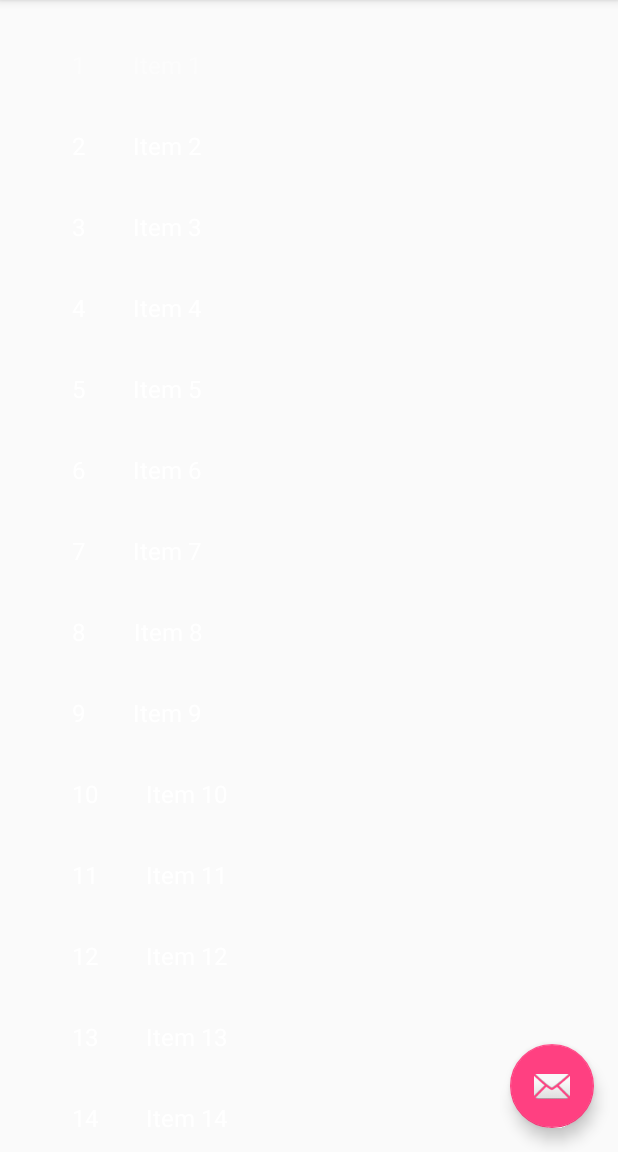
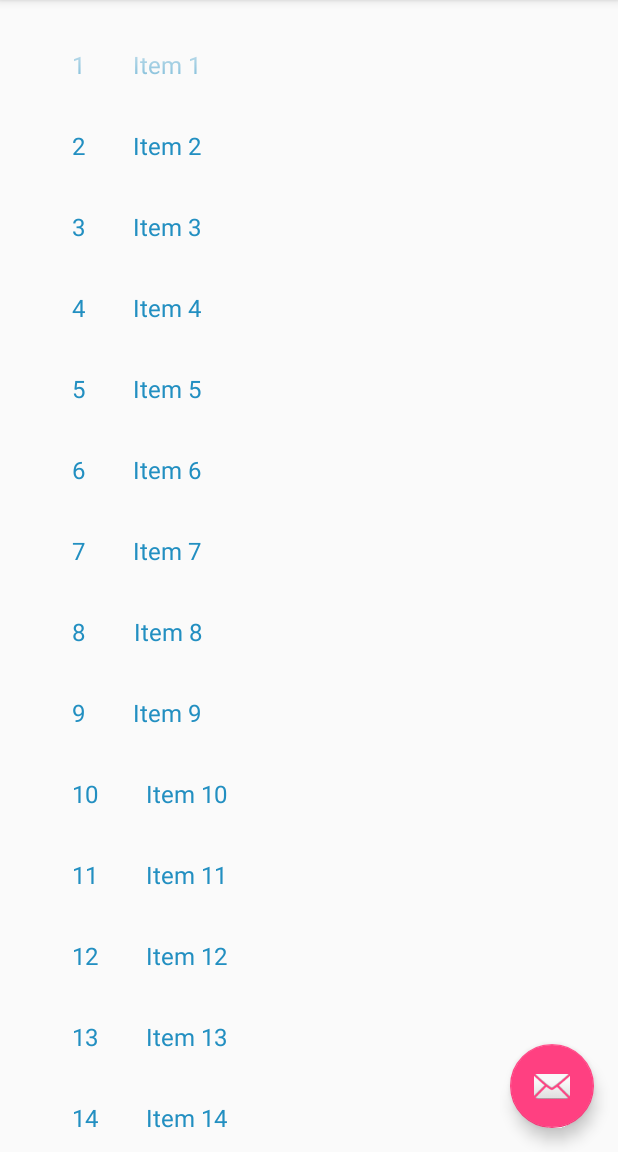
Before and after one commit to ShellRay/LittleHabit, an Android app: the TopGradualFragment screen opened directly, with no data from a screen before it, on a phone screen of 412 x 824 dp, the part 84-1236 px from its top. Run offline under Robolectric (Android 15) with nearby library versions, the phone set to English and light mode, and no system bars; libraries missing offline, so code that uses them is left out: com.gyf.barlibrary; 1 statement that could not run was skipped.

Commit message:
seven commit

```diff
--- a/frescogif/app/src/main/java/com/example/frescogif/activity/SomeAnimationActivity.java
+++ b/frescogif/app/src/main/java/com/example/frescogif/activity/SomeAnimationActivity.java
@@ -55,7 +55,7 @@ public class SomeAnimationActivity extends BaseActivity implements View.OnClickL
 
         btn_click.setOnClickListener(this);
 
-//        initAnimation();
+        initAnimation();
     }
 
 
--- a/frescogif/app/src/main/res/layout/fragment_item.xml
+++ b/frescogif/app/src/main/res/layout/fragment_item.xml
@@ -9,12 +9,14 @@
         android:layout_width="wrap_content"
         android:layout_height="wrap_content"
         android:layout_margin="@dimen/text_margin"
+        android:textColor="@color/sky_background"
         android:textAppearance="?attr/textAppearanceListItem"/>
 
     <TextView
         android:id="@+id/content"
         android:layout_width="wrap_content"
         android:layout_height="wrap_content"
+        android:textColor="@color/sky_background"
         android:layout_margin="@dimen/text_margin"
         android:textAppearance="?attr/textAppearanceListItem"/>
 </LinearLayout>
--- a/frescogif/app/src/main/res/layout/fragment_item_list.xml
+++ b/frescogif/app/src/main/res/layout/fragment_item_list.xml
@@ -4,11 +4,11 @@
     xmlns:app="http://schemas.android.com/apk/res-auto"
     xmlns:tools="http://schemas.android.com/tools"
     android:id="@+id/list"
-    android:name="tufu.recyclervieweffectgather.TopGradualFragment"
+    android:name="com.example.frescogif.fragment.TopGradualFragment"
     android:layout_width="match_parent"
     android:layout_height="match_parent"
     android:layout_marginLeft="16dp"
     android:layout_marginRight="16dp"
     app:layoutManager="LinearLayoutManager"
-    tools:context="tufu.recyclervieweffectgather.TopGradualFragment"
+    tools:context="com.example.frescogif.fragment.TopGradualFragment"
     tools:listitem="@layout/fragment_item"/>
```
